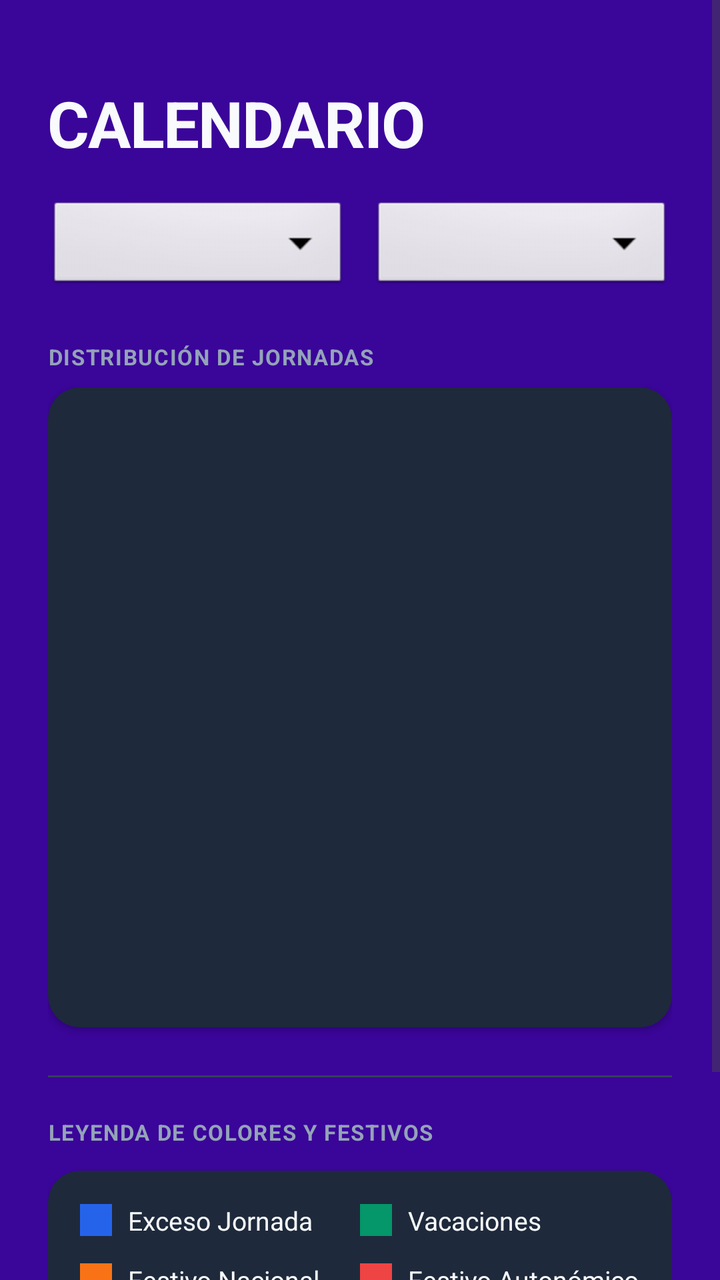
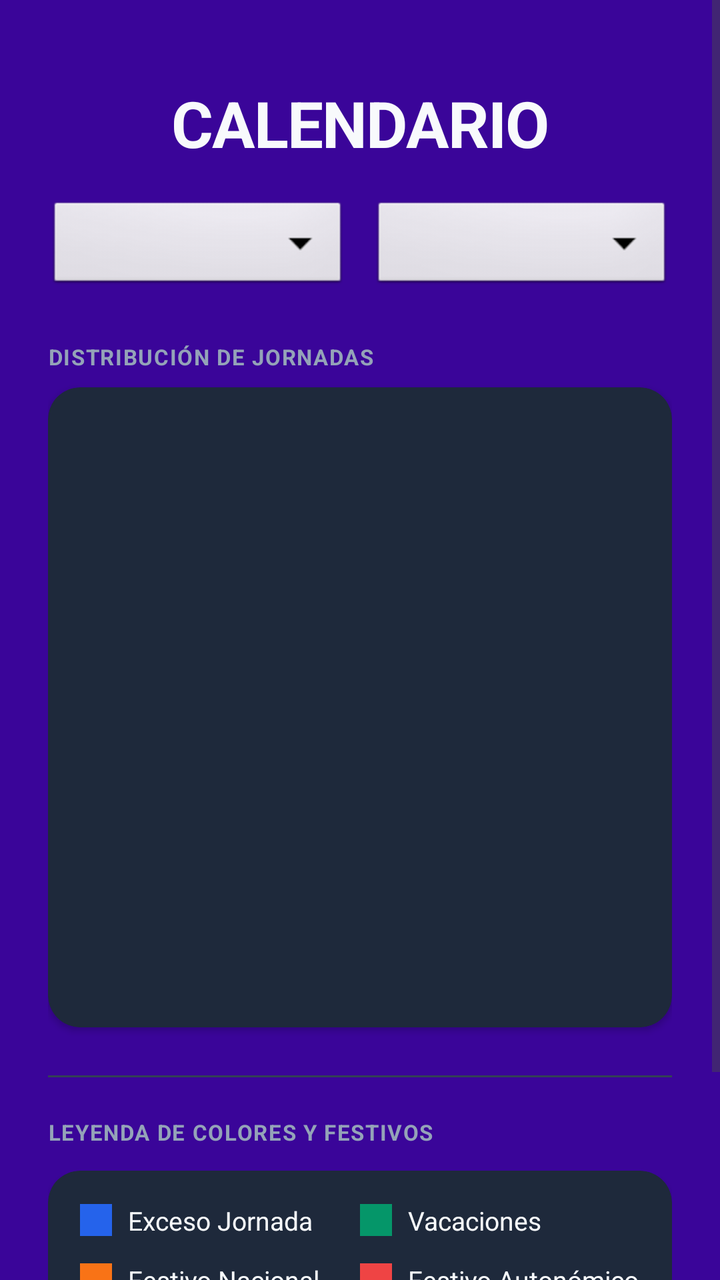

An Android layout rendered at two revisions. The XML below is the earlier revision; the diff shows what the commit changed to produce the second picture.
<!-- AndroidManifest.xml: application theme Theme.CalendarioLaboral_V30 -->
<!-- res/layout/activity_calendario.xml -->
<?xml version="1.0" encoding="utf-8"?>
<ScrollView
    xmlns:android="http://schemas.android.com/apk/res/android"
    xmlns:app="http://schemas.android.com/apk/res-auto"
    android:id="@+id/scrollCalendarioMensual"
    android:layout_width="match_parent"
    android:layout_height="match_parent"
    android:importantForAccessibility="no"
    android:background="@color/bg_app">

    <LinearLayout
        android:layout_width="match_parent"
        android:layout_height="wrap_content"
        android:orientation="vertical"
        android:padding="24dp">

        
        <LinearLayout
            android:layout_width="match_parent"
            android:layout_height="wrap_content"
            android:orientation="vertical"
            android:layout_marginTop="16dp"
            android:layout_marginBottom="24dp">

            
            <TextView
                android:id="@+id/tvTituloCalendario"
                android:layout_width="match_parent"
                android:layout_height="wrap_content"
                android:text="CALENDARIO"
                android:textColor="@color/text_main"
                android:textSize="32sp"
                android:textStyle="bold"
                android:letterSpacing="-0.02"
                android:layout_marginBottom="16dp" />

            
            <LinearLayout
                android:layout_width="match_parent"
                android:layout_height="wrap_content"
                android:orientation="horizontal"
                android:baselineAligned="false">

                
                <Spinner
                    android:id="@+id/spMesCalendario"
                    android:layout_width="0dp"
                    android:layout_height="48dp"
                    android:layout_weight="1"
                    android:layout_marginEnd="6dp"
                    android:background="@android:drawable/btn_dropdown"
                    android:spinnerMode="dropdown" />

                
                <Spinner
                    android:id="@+id/spAnioCalendario"
                    android:layout_width="0dp"
                    android:layout_height="48dp"
                    android:layout_weight="1"
                    android:layout_marginStart="6dp"
                    android:background="@android:drawable/btn_dropdown"
                    android:spinnerMode="dropdown" />
            </LinearLayout>
        </LinearLayout>
        
        <TextView
            android:layout_width="wrap_content"
            android:layout_height="wrap_content"
            android:text="DISTRIBUCIÓN DE JORNADAS"
            android:textColor="@color/text_secondary"
            android:textSize="11sp"
            android:textStyle="bold"
            android:layout_marginBottom="8dp"
            android:letterSpacing="0.05" />

        <androidx.cardview.widget.CardView
            android:layout_width="match_parent"
            android:layout_height="320dp"
            android:layout_marginBottom="24dp"
            app:cardCornerRadius="16dp"
            app:cardElevation="2dp"
            app:cardBackgroundColor="@color/bg_card_surface">

            
            <GridView
                android:id="@+id/gvCalendarioDias"
                android:layout_width="match_parent"
                android:layout_height="match_parent"
                android:numColumns="7"
                android:verticalSpacing="4dp"
                android:horizontalSpacing="4dp"
                android:stretchMode="columnWidth"
                android:gravity="center"
                android:padding="12dp" />
        </androidx.cardview.widget.CardView>

        
        <View
            android:layout_width="match_parent"
            android:layout_height="1dp"
            android:background="@color/bg_fecha_disabled"
            android:layout_marginBottom="20dp" />

        
        <TextView
            android:layout_width="wrap_content"
            android:layout_height="wrap_content"
            android:text="LEYENDA DE COLORES Y FESTIVOS"
            android:textColor="@color/text_secondary"
            android:textSize="11sp"
            android:textStyle="bold"
            android:layout_marginBottom="12dp"
            android:letterSpacing="0.05" />

        <androidx.cardview.widget.CardView
            android:layout_width="match_parent"
            android:layout_height="wrap_content"
            android:layout_marginBottom="16dp"
            app:cardCornerRadius="16dp"
            app:cardElevation="2dp"
            app:cardBackgroundColor="@color/bg_card_surface">

            <LinearLayout
                android:layout_width="match_parent"
                android:layout_height="wrap_content"
                android:orientation="vertical"
                android:padding="16dp">

                
                <LinearLayout
                    android:layout_width="match_parent"
                    android:layout_height="wrap_content"
                    android:orientation="horizontal"
                    android:baselineAligned="false"
                    android:layout_marginBottom="12dp">

                    <LinearLayout
                        android:layout_width="0dp"
                        android:layout_height="wrap_content"
                        android:layout_weight="1"
                        android:gravity="center_vertical"
                        android:orientation="horizontal">
                        <View
                            android:layout_width="16dp"
                            android:layout_height="16dp"
                            android:background="#2563EB"
                            android:layout_marginEnd="8dp"/>
                        <TextView
                            android:layout_width="wrap_content"
                            android:layout_height="wrap_content"
                            android:text="Exceso Jornada"
                            android:textColor="@color/text_main"
                            android:textSize="13sp" />
                    </LinearLayout>

                    <LinearLayout
                        android:layout_width="0dp"
                        android:layout_height="wrap_content"
                        android:layout_weight="1"
                        android:gravity="center_vertical"
                        android:orientation="horizontal">
                        <View
                            android:layout_width="16dp"
                            android:layout_height="16dp"
                            android:background="#059669"
                            android:layout_marginEnd="8dp"/>
                        <TextView
                            android:layout_width="wrap_content"
                            android:layout_height="wrap_content"
                            android:text="Vacaciones"
                            android:textColor="@color/text_main"
                            android:textSize="13sp" />
                    </LinearLayout>
                </LinearLayout>

                
                <LinearLayout
                    android:layout_width="match_parent"
                    android:layout_height="wrap_content"
                    android:orientation="horizontal"
                    android:baselineAligned="false"
                    android:layout_marginBottom="12dp">

                    <LinearLayout
                        android:layout_width="0dp"
                        android:layout_height="wrap_content"
                        android:layout_weight="1"
                        android:gravity="center_vertical"
                        android:orientation="horizontal">
                        <View
                            android:layout_width="16dp"
                            android:layout_height="16dp"
                            android:background="@color/color_accent_orange"
                            android:layout_marginEnd="8dp"/>
                        <TextView
                            android:layout_width="wrap_content"
                            android:layout_height="wrap_content"
                            android:text="Festivo Nacional"
                            android:textColor="@color/text_main"
                            android:textSize="13sp" />
                    </LinearLayout>

                    <LinearLayout
                        android:layout_width="0dp"
                        android:layout_height="wrap_content"
                        android:layout_weight="1"
                        android:gravity="center_vertical"
                        android:orientation="horizontal">
                        <View
                            android:layout_width="16dp"
                            android:layout_height="16dp"
                            android:background="#EF4444"
                            android:layout_marginEnd="8dp"/>
                        <TextView
                            android:layout_width="wrap_content"
                            android:layout_height="wrap_content"
                            android:text="Festivo Autonómico"
                            android:textColor="@color/text_main"
                            android:textSize="13sp" />
                    </LinearLayout>
                </LinearLayout>

                
                <LinearLayout
                    android:layout_width="match_parent"
                    android:layout_height="wrap_content"
                    android:orientation="horizontal"
                    android:baselineAligned="false"
                    android:layout_marginBottom="12dp">

                    <LinearLayout
                        android:layout_width="0dp"
                        android:layout_height="wrap_content"
                        android:layout_weight="1"
                        android:gravity="center_vertical"
                        android:orientation="horizontal">
                        <View
                            android:layout_width="16dp"
                            android:layout_height="16dp"
                            android:background="#F59E0B"
                            android:layout_marginEnd="8dp"/>
                        <TextView
                            android:layout_width="wrap_content"
                            android:layout_height="wrap_content"
                            android:text="Festivo Local"
                            android:textColor="@color/text_main"
                            android:textSize="13sp" />
                    </LinearLayout>

                    <LinearLayout
                        android:layout_width="0dp"
                        android:layout_height="wrap_content"
                        android:layout_weight="1"
                        android:gravity="center_vertical"
                        android:orientation="horizontal">
                        <View
                            android:layout_width="16dp"
                            android:layout_height="16dp"
                            android:background="#7C3AED"
                            android:layout_marginEnd="8dp"/>
                        <TextView
                            android:layout_width="wrap_content"
                            android:layout_height="wrap_content"
                            android:text="Festivo Convenio"
                            android:textColor="@color/text_main"
                            android:textSize="13sp" />
                    </LinearLayout>
                </LinearLayout>

                
                <LinearLayout
                    android:layout_width="match_parent"
                    android:layout_height="wrap_content"
                    android:orientation="horizontal"
                    android:baselineAligned="false">

                    <LinearLayout
                        android:layout_width="0dp"
                        android:layout_height="wrap_content"
                        android:layout_weight="1"
                        android:gravity="center_vertical"
                        android:orientation="horizontal">
                        <View
                            android:layout_width="16dp"
                            android:layout_height="16dp"
                            android:background="@color/bg_fecha_disabled"
                            android:layout_marginEnd="8dp"/>
                        <TextView
                            android:layout_width="wrap_content"
                            android:layout_height="wrap_content"
                            android:text="Días Laborables"
                            android:textColor="@color/text_secondary"
                            android:textSize="13sp" />
                    </LinearLayout>

                    <View
                        android:layout_width="0dp"
                        android:layout_height="0dp"
                        android:layout_weight="1" />
                </LinearLayout>

            </LinearLayout>
        </androidx.cardview.widget.CardView>

    </LinearLayout>
</ScrollView>
<!-- resources referenced by this layout -->
<resources>
  <color name="bg_app">#3A0599</color>
  <color name="bg_card_surface">#1E293B</color>
  <color name="bg_fecha_disabled">#334155</color>
  <color name="color_accent_orange">#F97316</color>
  <color name="text_main">#F8FAFC</color>
  <color name="text_secondary">#94A3B8</color>
  <style name="Theme.CalendarioLaboral_V30" parent="Base.Theme.CalendarioLaboral_V30" />
  <style name="Base.Theme.CalendarioLaboral_V30" parent="Theme.Material3.DayNight.NoActionBar">
          
          
  
  
  
          
          <item name="android:statusBarColor">@color/app_primary</item>
  
          
          
          <item name="android:windowLightStatusBar">false</item>
  
  
      </style>
  <color name="app_primary">#6366F1</color>
</resources>

<!-- the commit's change to res/layout/activity_calendario.xml (unified diff, before → after) -->
@@ -30,6 +30,7 @@
                 android:text="CALENDARIO"
                 android:textColor="@color/text_main"
                 android:textSize="32sp"
+                android:textAlignment="center"
                 android:textStyle="bold"
                 android:letterSpacing="-0.02"
                 android:layout_marginBottom="16dp" />
@@ -82,16 +83,13 @@
             app:cardBackgroundColor="@color/bg_card_surface">
 
             
-            <GridView
-                android:id="@+id/gvCalendarioDias"
+            <androidx.recyclerview.widget.RecyclerView
+                android:id="@+id/rvCalendarioDias"
                 android:layout_width="match_parent"
                 android:layout_height="match_parent"
-                android:numColumns="7"
-                android:verticalSpacing="4dp"
-                android:horizontalSpacing="4dp"
-                android:stretchMode="columnWidth"
-                android:gravity="center"
-                android:padding="12dp" />
+                android:padding="12dp"
+                android:clipToPadding="false"/>
+
         </androidx.cardview.widget.CardView>
 
         
